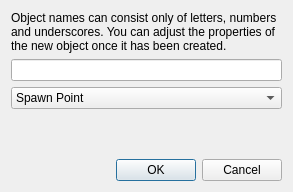
Before: the Qt Designer form agecreator/gui/ACNewObjectDialog.ui in Subspark/agecreator, drawn with Qt 5.
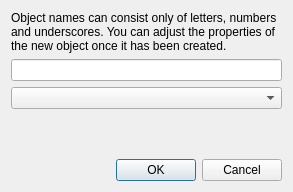
After: the same form once the commit is applied.

Patch:
```diff
--- a/agecreator/gui/ACNewObjectDialog.ui
+++ b/agecreator/gui/ACNewObjectDialog.ui
@@ -32,6 +32,9 @@
    </item>
    <item>
     <widget class="QComboBox" name="objectType">
+     <property name="currentIndex">
+      <number>-1</number>
+     </property>
      <item>
       <property name="text">
        <string>Spawn Point</string>
```
Left out of the diff: 5 changed lines with no effect on the pictures.
